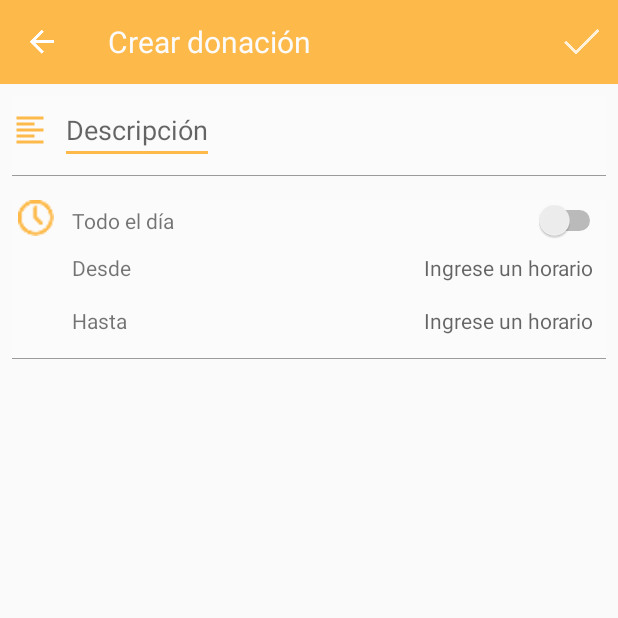
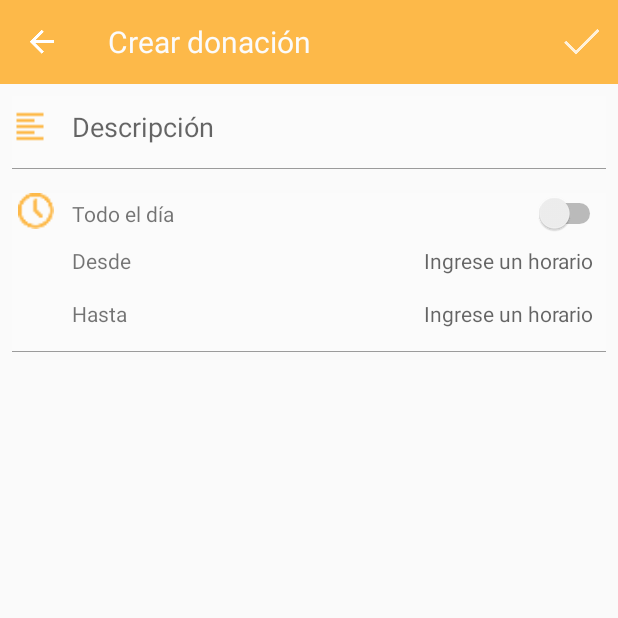
Before and after one commit to lbadi/AlimentAr-donante-android, an Android app: the fragment NewDonationFragment shown on its own in the app's theme, on a phone screen of 412 x 824 dp, the top half of it. Run offline under Robolectric (Android 15) with nearby library versions, the phone set to English and light mode, and no system bars; our stand-ins replace ButterKnife, Dagger/Hilt's generated code; libraries missing offline, so code that uses them is left out: net.danlew.android, uk.co.chrisjenx.

Commit message:
Generals UI improvements in new donation fragment. Resolved #7

```diff
--- a/app/src/main/java/proyectoalimentar/alimentardonanteapp/ui/donations/NewDonationFragment.java
+++ b/app/src/main/java/proyectoalimentar/alimentardonanteapp/ui/donations/NewDonationFragment.java
@@ -82,6 +82,9 @@ public class NewDonationFragment extends Fragment{
     DateTime dateTimeFrom;
     DateTime dateTimeTo;
 
+    CharSequence lastTimeSelectedFrom;
+    CharSequence lastTimeSelectedTo;
+
     @Override
     public void onCreate(Bundle savedInstanceState) {
         super.onCreate(savedInstanceState);
@@ -119,10 +122,14 @@ public class NewDonationFragment extends Fragment{
 
     private void setEnablePickUpTimes(boolean value){
         if(value) {
+            pickupTimeFrom.setText(lastTimeSelectedFrom);
+            pickupTimeTo.setText(lastTimeSelectedTo);
             fromLayout.setVisibility(LinearLayout.VISIBLE);
             toLayout.setVisibility(LinearLayout.VISIBLE);
         }else{
-            //Set time to start/end of the actual day
+            //Set time to start/end of the actual day and save the value to restore if nedeed
+            lastTimeSelectedFrom = pickupTimeFrom.getText();
+            lastTimeSelectedTo = pickupTimeTo.getText();
             pickupTimeFrom.setText(formatTime.print(new DateTime().withTimeAtStartOfDay()));
             pickupTimeTo.setText(formatTime.print(new DateTime().plusDays(1).withTimeAtStartOfDay().minusMinutes(1)));
             fromLayout.setVisibility(LinearLayout.GONE);
--- /dev/null
+++ b/app/src/main/res/drawable/transparent_background.xml
@@ -0,0 +1,14 @@
+<?xml version="1.0" encoding="utf-8"?>
+<shape
+    xmlns:android="http://schemas.android.com/apk/res/android"
+    android:shape="rectangle">
+
+    <padding
+        android:top="8dp"
+        android:bottom="8dp"
+        android:left="8dp"
+        android:right="8dp" />
+
+    <solid android:color="#00000000" />
+
+</shape>
--- a/app/src/main/res/layout/new_donation_fragment.xml
+++ b/app/src/main/res/layout/new_donation_fragment.xml
@@ -55,6 +55,7 @@
                 <EditText
                     android:layout_width="wrap_content"
                     android:layout_height="wrap_content"
+                    android:background="@drawable/transparent_background"
                     android:id="@+id/description_text"
                     android:hint="@string/new_description"
                     android:nextFocusDown="@+id/pickup_date_from" />
```
